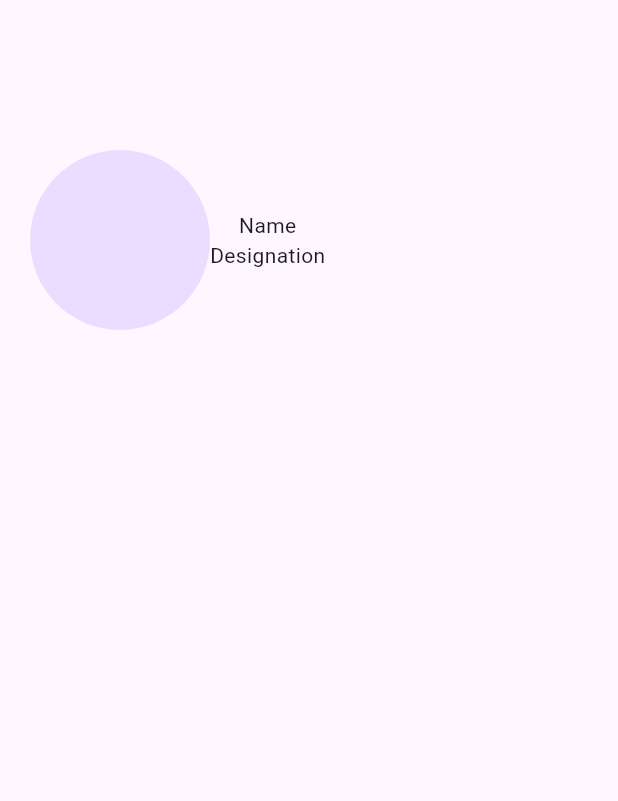
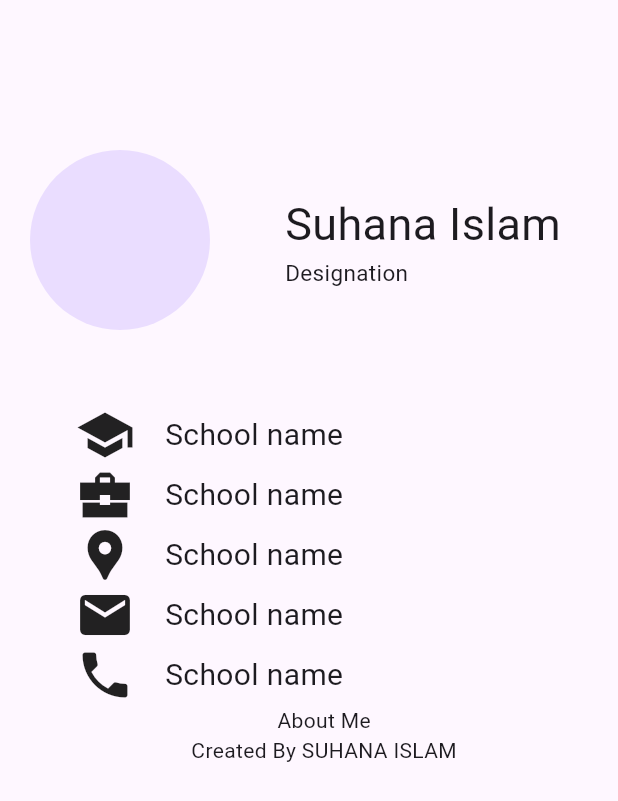
Before and after one commit to suhanaislam52/My-Portfolio-App, a Flutter app: the screen it shows after launch, on a phone screen of 412 x 824 dp. Shown: the top 801 px of the screen. Run offline on Flutter 3.47's test engine with Material 3 defaults, Android fonts, the phone set to English and light mode, and no system bars.

Commit message:
Widget Sizeboxes Update

```diff
--- a/lib/main.dart
+++ b/lib/main.dart
@@ -18,16 +18,62 @@ class Home extends StatelessWidget {
               Row(
                 children:<Widget>[
                   CircleAvatar(radius:60,),
+                  SizedBox(width:50,),
                   Column(
+                    crossAxisAlignment:CrossAxisAlignment.start,
                     children:<Widget>[
-                      Text("Name"),
-                      Text("Designation")
-                    ]
-                  )
-                ]
-              )
-            ]
-
+                      Text("Suhana Islam",style:TextStyle(fontSize: 30)),
+                      Text("Designation",style:TextStyle(fontSize: 15))
+                    ],
+                  ),
+                ],
+              ),
+              SizedBox(height:50,),
+              Padding(
+                padding: const EdgeInsets.only(left:30.0),
+                child: Column(
+                  children:<Widget>[
+                    Row(
+                      children:<Widget>[
+                        Icon(Icons.school,size:40),
+                        SizedBox(width:20),
+                        Text("School name",style:TextStyle(fontSize: 20))
+                      ],
+                    ),
+                    Row(
+                      children:<Widget>[
+                        Icon(Icons.business_center_sharp,size:40),
+                        SizedBox(width:20),
+                        Text("School name",style:TextStyle(fontSize: 20))
+                      ],
+                    ),
+                    Row(
+                      children:<Widget>[
+                        Icon(Icons.location_pin,size:40),
+                        SizedBox(width:20),
+                        Text("School name",style:TextStyle(fontSize: 20))
+                      ],
+                    ),
+                    Row(
+                      children:<Widget>[
+                        Icon(Icons.email,size:40),
+                        SizedBox(width:20),
+                        Text("School name",style:TextStyle(fontSize: 20))
+                      ],
+                    ),
+                    Row(
+                      children:<Widget>[
+                        Icon(Icons.phone,size:40),
+                        SizedBox(width:20),
+                        Text("School name",style:TextStyle(fontSize: 20))
+                      ],
+                    ),
+                  ],
+                ),
+              ),
+              Text("About Me"),
+              Text("Created By SUHANA ISLAM")
+            ],
         ),
       ),
     );
```
